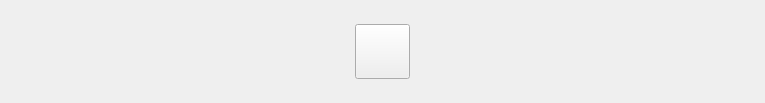
Before: the Qt Designer form ctrlbar.ui in itisyang/playerdemo, drawn with Qt 5.
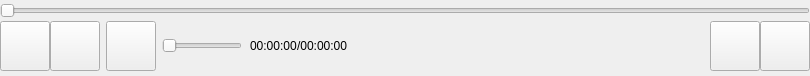
After: the same form once the commit is applied.

Patch:
```diff
--- a/ctrlbar.ui
+++ b/ctrlbar.ui
@@ -6,8 +6,8 @@
    <rect>
     <x>0</x>
     <y>0</y>
-    <width>765</width>
-    <height>103</height>
+    <width>810</width>
+    <height>76</height>
    </rect>
   </property>
   <property name="windowTitle">
@@ -31,26 +31,228 @@
    </property>
    <item row="0" column="0">
     <widget class="QWidget" name="BgWidget" native="true">
-     <layout class="QGridLayout" name="gridLayout_2">
+     <layout class="QGridLayout" name="gridLayout_7">
+      <property name="leftMargin">
+       <number>0</number>
+      </property>
+      <property name="topMargin">
+       <number>0</number>
+      </property>
+      <property name="rightMargin">
+       <number>0</number>
+      </property>
+      <property name="bottomMargin">
+       <number>0</number>
+      </property>
+      <property name="spacing">
+       <number>0</number>
+      </property>
       <item row="0" column="0">
-       <widget class="QPushButton" name="PlayOrPauseBtn">
-        <property name="minimumSize">
-         <size>
-          <width>55</width>
-          <height>55</height>
-         </size>
-        </property>
-        <property name="maximumSize">
-         <size>
-          <width>55</width>
-          <height>55</height>
-         </size>
-        </property>
-        <property name="text">
-         <string/>
+       <widget class="QSlider" name="horizontalSlider_2">
+        <property name="orientation">
+         <enum>Qt::Horizontal</enum>
         </property>
        </widget>
       </item>
+      <item row="1" column="0">
+       <layout class="QGridLayout" name="gridLayout_6">
+        <property name="spacing">
+         <number>0</number>
+        </property>
+        <item row="0" column="0">
+         <layout class="QGridLayout" name="gridLayout_2">
+          <property name="spacing">
+           <number>0</number>
+          </property>
+          <item row="0" column="0">
+           <widget class="QPushButton" name="PlayOrPauseBtn">
+            <property name="minimumSize">
+             <size>
+              <width>50</width>
+              <height>50</height>
+             </size>
+            </property>
+            <property name="maximumSize">
+             <size>
+              <width>50</width>
+              <height>50</height>
+             </size>
+            </property>
+            <property name="text">
+             <string/>
+            </property>
+           </widget>
+          </item>
+          <item row="0" column="1">
+           <widget class="QPushButton" name="StopBtn">
+            <property name="minimumSize">
+             <size>
+              <width>50</width>
+              <height>50</height>
+             </size>
+            </property>
+            <property name="maximumSize">
+             <size>
+              <width>50</width>
+              <height>50</height>
+             </size>
+            </property>
+            <property name="text">
+             <string/>
+            </property>
+           </widget>
+          </item>
+         </layout>
+        </item>
+        <item row="0" column="1">
+         <widget class="QWidget" name="VolumeWid" native="true">
+          <property name="maximumSize">
+           <size>
+            <width>150</width>
+            <height>16777215</height>
+           </size>
+          </property>
+          <property name="autoFillBackground">
+           <bool>false</bool>
+          </property>
+          <layout class="QGridLayout" name="gridLayout_3">
+           <property name="leftMargin">
+            <number>0</number>
+           </property>
+           <property name="topMargin">
+            <number>0</number>
+           </property>
+           <property name="rightMargin">
+            <number>0</number>
+           </property>
+           <property name="bottomMargin">
+            <number>0</number>
+           </property>
+           <property name="spacing">
+            <number>0</number>
+           </property>
+           <item row="0" column="0">
+            <widget class="QPushButton" name="VolumeBtn">
+             <property name="minimumSize">
+              <size>
+               <width>50</width>
+               <height>50</height>
+              </size>
+             </property>
+             <property name="maximumSize">
+              <size>
+               <width>50</width>
+               <height>50</height>
+              </size>
+             </property>
+             <property name="text">
+              <string/>
+             </property>
+            </widget>
+           </item>
+           <item row="0" column="1">
+            <widget class="QSlider" name="horizontalSlider">
+             <property name="minimumSize">
+              <size>
+               <width>80</width>
+               <height>0</height>
+              </size>
+             </property>
+             <property name="maximumSize">
+              <size>
+               <width>80</width>
+               <height>16777215</height>
+              </size>
+             </property>
+             <property name="orientation">
+              <enum>Qt::Horizontal</enum>
+             </property>
+            </widget>
+           </item>
+          </layout>
+         </widget>
+        </item>
+        <item row="0" column="2">
+         <layout class="QGridLayout" name="gridLayout_4">
+          <property name="spacing">
+           <number>0</number>
+          </property>
+          <item row="0" column="0">
+           <widget class="QLabel" name="label">
+            <property name="text">
+             <string>00:00:00</string>
+            </property>
+           </widget>
+          </item>
+          <item row="0" column="1">
+           <widget class="QLabel" name="label_2">
+            <property name="text">
+             <string>/00:00:00</string>
+            </property>
+           </widget>
+          </item>
+         </layout>
+        </item>
+        <item row="0" column="3">
+         <spacer name="horizontalSpacer">
+          <property name="orientation">
+           <enum>Qt::Horizontal</enum>
+          </property>
+          <property name="sizeHint" stdset="0">
+           <size>
+            <width>259</width>
+            <height>20</height>
+           </size>
+          </property>
+         </spacer>
+        </item>
+        <item row="0" column="4">
+         <layout class="QGridLayout" name="gridLayout_5">
+          <property name="spacing">
+           <number>0</number>
+          </property>
+          <item row="0" column="0">
+           <widget class="QPushButton" name="pushButton_2">
+            <property name="minimumSize">
+             <size>
+              <width>50</width>
+              <height>50</height>
+             </size>
+            </property>
+            <property name="maximumSize">
+             <size>
+              <width>50</width>
+              <height>50</height>
+             </size>
+            </property>
+            <property name="text">
+             <string/>
+            </property>
+           </widget>
+          </item>
+          <item row="0" column="1">
+           <widget class="QPushButton" name="pushButton">
+            <property name="minimumSize">
+             <size>
+              <width>50</width>
+              <height>50</height>
+             </size>
+            </property>
+            <property name="maximumSize">
+             <size>
+              <width>50</width>
+              <height>50</height>
+             </size>
+            </property>
+            <property name="text">
+             <string/>
+            </property>
+           </widget>
+          </item>
+         </layout>
+        </item>
+       </layout>
+      </item>
      </layout>
     </widget>
    </item>
```
